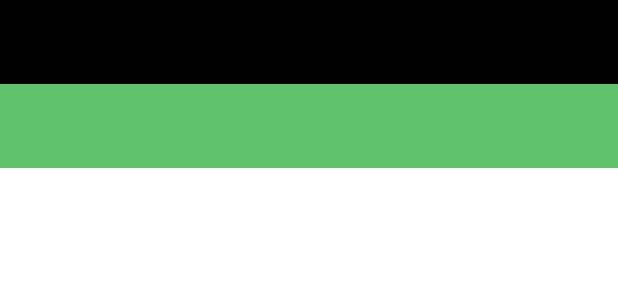
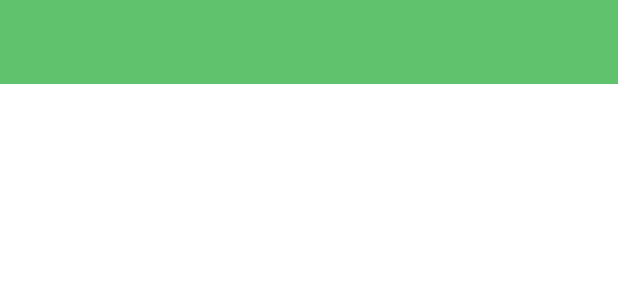
Before and after one commit to CrazyClimbersTeam/HoReCa, an Android app: the layout main_layout.xml on its own in the app's theme, with its tools: preview values and no code run, on a phone screen of 412 x 824 dp. Shown: the top 300 px of the screen. Run offline under Robolectric (Android 15) with nearby library versions, the phone set to English and light mode, and no system bars.

Commit message:
drawer & circle view

```diff
--- a/app/build.gradle
+++ b/app/build.gradle
@@ -28,4 +28,5 @@ dependencies {
     compile 'com.android.support:appcompat-v7:21.0.3'
     compile 'com.google.android.gms:play-services:6.5.87'
     compile 'com.soundcloud.android:android-crop:0.9.10@aar'
+    compile 'de.hdodenhof:circleimageview:1.2.1'
 }
--- a/app/src/main/java/com/crazyclimbersteam/horeca/fragments/RegistrationFragment.java
+++ b/app/src/main/java/com/crazyclimbersteam/horeca/fragments/RegistrationFragment.java
@@ -69,7 +69,7 @@ public class RegistrationFragment extends Fragment {
     }
 
     @OnClick(R.id.user_avatar)
-    public void setUserAvatar(ImageView imageView){
+    public void setUserAvatar(de.hdodenhof.circleimageview.CircleImageView imageView){
         mTakePictureDialog.show(getFragmentManager(), null);
     }
 
--- /dev/null
+++ b/app/src/main/res/layout/drawer_list_item.xml
@@ -0,0 +1,6 @@
+<?xml version="1.0" encoding="utf-8"?>
+<TextView xmlns:android="http://schemas.android.com/apk/res/android"
+          android:layout_width="fill_parent"
+          android:layout_height="wrap_content"
+          android:text="New Text"
+          android:id="@+id/textView"/>
--- a/app/src/main/res/layout/main_layout.xml
+++ b/app/src/main/res/layout/main_layout.xml
@@ -1,63 +1,48 @@
 <!-- The important thing to note here is the added fitSystemWindows -->
-<android.support.v4.widget.DrawerLayout
-    xmlns:android="http://schemas.android.com/apk/res/android"
+<android.support.v4.widget.DrawerLayout xmlns:android="http://schemas.android.com/apk/res/android"
     xmlns:tools="http://schemas.android.com/tools"
+    xmlns:app="http://schemas.android.com/apk/res-auto"
     android:id="@+id/drawer_layout"
     android:layout_width="match_parent"
     android:layout_height="match_parent"
-    android:fitsSystemWindows="true">
+    tools:context=".MainActivity">
 
+    <!--Main container-->
     <LinearLayout xmlns:android="http://schemas.android.com/apk/res/android"
-        xmlns:app="http://schemas.android.com/apk/res-auto"
                   android:layout_width="match_parent"
                   android:layout_height="match_parent"
                   android:orientation="vertical">
 
-        <android.support.v7.widget.Toolbar xmlns:android="http://schemas.android.com/apk/res/android"
+        <android.support.v7.widget.Toolbar
+                xmlns:android="http://schemas.android.com/apk/res/android"
                 android:id="@+id/toolbar"
                 android:layout_width="match_parent"
-            android:layout_height="?actionBarSize"
-            android:alpha="0.8"
-            android:background="@color/app_toolbar_background_color" />
+                android:layout_height="wrap_content"
+                app:theme="@style/ThemeOverlay.AppCompat.ActionBar"
+                android:background="@color/app_toolbar_background_color"
+                android:alpha="0.8"/>
 
         <FrameLayout
                 android:id="@+id/main_container"
                 android:layout_width="match_parent"
                 android:layout_height="match_parent"
                 android:background="#fff"/>
-
     </LinearLayout>
 
+    <!--NavigationDrawer container-->
     <LinearLayout xmlns:android="http://schemas.android.com/apk/res/android"
-        android:id="@+id/right_drawer"
-        android:layout_width="259dp"
+                  android:id="@+id/navigation_drawer"
+                  android:layout_width="300dp"
                   android:layout_height="match_parent"
                   android:orientation="vertical"
-        android:layout_marginTop="?android:attr/actionBarSize"
                   android:layout_gravity="start"
-        android:background="@android:color/holo_green_light">
+                  android:background="@android:color/white">
 
         <ImageView
                 android:layout_width="match_parent"
                 android:layout_height="200dp"
+                android:scaleType="centerCrop"
                 android:src="@drawable/img_header"/>
-
-        <TextView
-            android:id="@+id/choose_from_gallery"
-            android:layout_width="wrap_content"
-            android:layout_height="wrap_content"
-            android:layout_gravity="center"
-            android:layout_margin="10dp"
-            android:text="Choose image from gallery"/>
-
-        <TextView
-            android:id="@+id/take_photo"
-            android:layout_width="wrap_content"
-            android:layout_height="wrap_content"
-            android:layout_gravity="center"
-            android:layout_margin="10dp"
-            android:text="Take a photo"/>
-
     </LinearLayout>
 
 </android.support.v4.widget.DrawerLayout>
--- a/app/src/main/res/layout/registration_layout.xml
+++ b/app/src/main/res/layout/registration_layout.xml
@@ -7,7 +7,7 @@
     android:background="@color/app_toolbar_background_color"
     tools:context=".StartActivity">
 
-    <ImageView
+    <de.hdodenhof.circleimageview.CircleImageView
         android:id="@+id/user_avatar"
         android:layout_width="100dp"
         android:layout_height="100dp"
--- a/app/src/main/res/values/styles.xml
+++ b/app/src/main/res/values/styles.xml
@@ -1,13 +1,26 @@
 <resources>
 
     <!-- Base application theme. -->
-    <style name="AppTheme" parent="Base.Theme.AppCompat.Light">
+    <style name="AppTheme" parent="Theme.AppCompat.Light.NoActionBar">
         <item name="windowActionBar">false</item>
+        <item name="windowActionModeOverlay">true</item>
         <item name="colorPrimary">@color/app_statusbar_background_color</item>
         <item name="colorPrimaryDark">@color/app_statusbar_background_color</item>
         <item name="colorAccent">@color/app_statusbar_background_color</item>
         <item name="android:textColorPrimary">#FFF</item>
     </style>
+
+    <style name="AppTheme_ActionBar" parent="ThemeOverlay.AppCompat.ActionBar">
+        <item name="titleTextStyle">@style/AppTheme_ActionBar_Title</item>
+
+    </style>
+
+    <style name="AppTheme_ActionBar_Title" parent="Base.TextAppearance.AppCompat.Title">
+        <item name="android:textColor">@android:color/white</item>
+        <item name="android:paddingLeft">72dp</item>
+        <item name="android:textSize">20sp</item>
+    </style>
+
 
     <style name="Theme.App.Base" parent="Theme.AppCompat.Light.DarkActionBar">
         <item name="android:windowNoTitle">true</item>
```
Also changed, not shown: app/src/main/res/drawable/img_header.png, 1 other file. Lines whose indentation alone changed are shown as unchanged.
